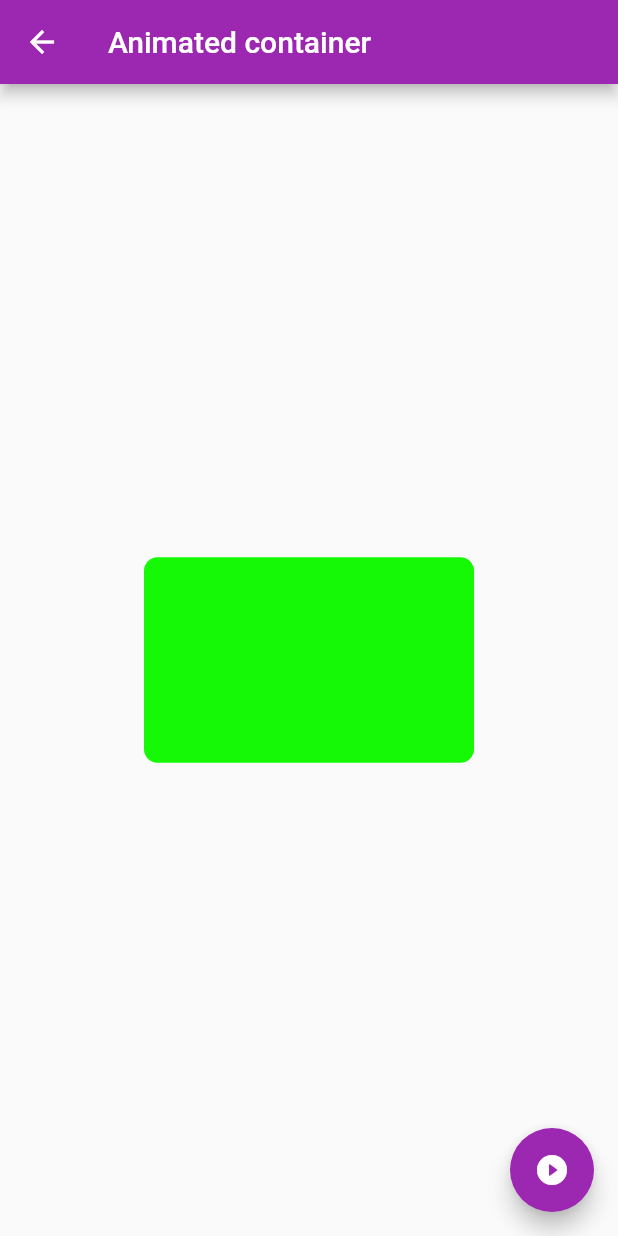
After one commit to kaonashi-dev/flutter_components, a Flutter app: the AnimatedContainerPage screen opened by its route, after a tap on the "play circle filled" icon, on a phone screen of 412 x 824 dp. The commit adds this screen. Run offline on Flutter 3.47's test engine with Material 2 defaults, Android fonts, the phone set to English and light mode, and no system bars.

Commit message:
animated container

```diff
--- a/data/config.json
+++ b/data/config.json
@@ -15,6 +15,11 @@
             "route" : "card",
             "icon" : "folder_open",
             "text": "Cards - Tarjetas"
+        },
+        {
+            "route" : "animatedContainer",
+            "icon" : "animation",
+            "text": "Animated container"
         }
     ]
 }
--- /dev/null
+++ b/lib/src/pages/animated_container_page.dart
@@ -0,0 +1,60 @@
+import 'package:flutter/material.dart';
+import 'dart:math';
+
+class AnimatedContainerPage extends StatefulWidget{
+
+   @override
+   _AnimatedContainerPage createState() => _AnimatedContainerPage();
+
+}
+
+class _AnimatedContainerPage extends State<AnimatedContainerPage>{
+
+   double _width = 50.0;
+   double _heigth = 50.0;
+   Color _color = Colors.pink;
+
+   BorderRadiusGeometry _borderRadius = BorderRadius.circular(9.0);
+
+   @override
+   Widget build(BuildContext context) {
+      return Scaffold(
+         appBar: AppBar(
+            title: Text('Animated container'),
+         ),
+         body: Center(
+            child: AnimatedContainer(
+               duration: Duration(milliseconds: 999),
+               curve: Curves.fastLinearToSlowEaseIn,
+               width: _width,
+               height: _heigth,
+               decoration: BoxDecoration(
+                  borderRadius: _borderRadius,
+                  color: _color
+               ),
+            ),
+         ),
+         floatingActionButton: FloatingActionButton(
+            child: Icon( Icons.play_circle_fill_rounded ),
+            onPressed: _toggleContainer,
+         ),
+      );
+   }
+
+   void _toggleContainer(){
+      final random = Random();
+      setState(() {
+
+         _width = random.nextInt(300).toDouble();
+         _heigth = random.nextInt(300).toDouble();
+         _color = Color.fromRGBO(
+            random.nextInt(300),
+            random.nextInt(300),
+            random.nextInt(300),
+            1
+         );
+
+      });
+   }
+
+}
--- a/lib/src/pages/home_page.dart
+++ b/lib/src/pages/home_page.dart
@@ -46,14 +46,7 @@ class HomePage extends StatelessWidget {
             title: Text(item['text']),
             leading: getIcon(item['icon']),
             trailing: Icon( Icons.arrow_forward ),
-            onTap: (){
-
-                  Navigator.pushNamed(context, item['route']);
-
-               // final route = MaterialPageRoute(builder: (context) =>  AlertPage());
-               // Navigator.push(context, route);
-
-            },
+            onTap: () => Navigator.pushNamed(context, item['route'])
          ),
          Divider()
 
--- a/lib/src/routes/routes.dart
+++ b/lib/src/routes/routes.dart
@@ -4,6 +4,7 @@ import 'package:flutter_components/src/pages/home_page.dart';
 import 'package:flutter_components/src/pages/alert_page.dart';
 import 'package:flutter_components/src/pages/avatar_page.dart';
 import 'package:flutter_components/src/pages/card_page.dart';
+import 'package:flutter_components/src/pages/animated_container_page.dart';
 
 Map<String, WidgetBuilder> getRoutes(){
    return <String, WidgetBuilder>{
@@ -11,5 +12,6 @@ Map<String, WidgetBuilder> getRoutes(){
       'alert': (BuildContext context) => AlertPage(),
       'avatar': (BuildContext context) => AvatarPage(),
       'card': (BuildContext context) => CardPage(),
+      'animatedContainer': (BuildContext context) => AnimatedContainerPage(),
    };
 }
--- a/lib/src/utils/icons_util.dart
+++ b/lib/src/utils/icons_util.dart
@@ -4,6 +4,7 @@ final _icons = <String, IconData> {
    'add_alert': Icons.add_alert,
    'accessibility': Icons.accessibility,
    'folder_open': Icons.folder_open,
+   'animation': Icons.animation,
 };
 
 Icon getIcon(String nameIcon){
```
